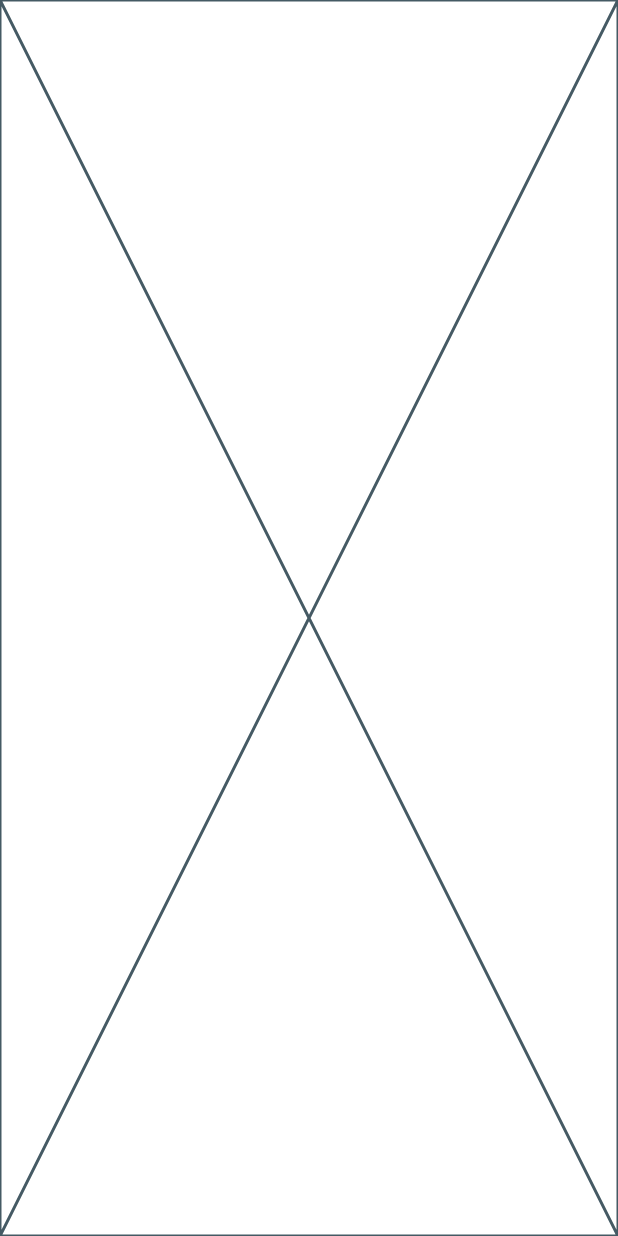
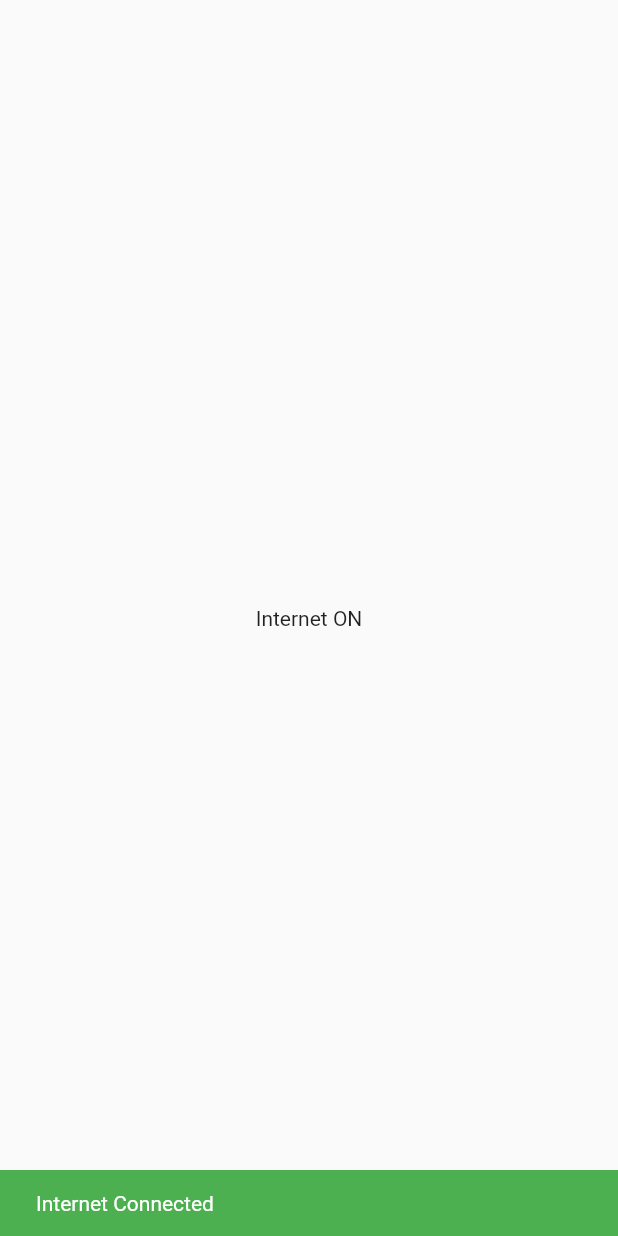
Before and after one commit to sumit1202/bloc_ex, a Flutter app: the first screen one second after launch, on a phone screen of 412 x 824 dp. Run offline on Flutter 3.47's test engine with Material 2 defaults, Android fonts, the light colour scheme and no system bars; our stand-ins replace connectivity, flutter_bloc.

Commit message:
first commit

```diff
--- a/lib/home_screen.dart
+++ b/lib/home_screen.dart
@@ -1,10 +1,60 @@
+import 'package:bloc_ex/internet_bloc/internet_bloc.dart';
+import 'package:bloc_ex/internet_bloc/internet_state.dart';
 import 'package:flutter/material.dart';
+import 'package:flutter_bloc/flutter_bloc.dart';
 
 class HomeScreen extends StatelessWidget {
   const HomeScreen({super.key});
 
   @override
   Widget build(BuildContext context) {
-    return const Placeholder();
+    return Scaffold(
+      body: Center(
+        child: BlocConsumer<InternetBloc, InternetState>(
+          listener: (context, state) {
+            if (state is InternetOffState) {
+              ScaffoldMessenger.of(context).showSnackBar(const SnackBar(
+                content: Text('Internet Disconnected'),
+                backgroundColor: Colors.red,
+              ));
+            } else if (state is InternetOnState) {
+              ScaffoldMessenger.of(context).showSnackBar(const SnackBar(
+                content: Text('Internet Connected'),
+                backgroundColor: Colors.green,
+              ));
+            }
+          },
+          builder: (context, state) {
+            if (state is InternetOffState) {
+              return const Text("Internet OFF");
+            } else if (state is InternetOnState) {
+              return const Text("Internet ON");
+            } else {
+              return const Text("Loading...");
+            }
+          },
+        ),
+
+        // child: BlocBuilder<InternetBloc, InternetState>(
+        //   builder: (context, state) {
+        //     if (state is InternetOffState) {
+        //       return const Text("Internet OFF");
+        //     } else if (state is InternetOnState) {
+        //       return const Text("Internet ON");
+        //     } else {
+        //       return const Text("Loading...");
+        //     }
+        //   },
+        // ),
+      ),
+    );
   }
 }
+
+
+//use BlocConsumer to take advantage of both BlocListener and BlocBuilder
+
+//use BlocListener when page ui need not to be redrawn/rebuild : runs in background :
+// : show snackbar, use navigator...
+
+//use BlocBuilder when page ui need to be redrawn/rebuild
--- /dev/null
+++ b/lib/internet_bloc/internet_bloc.dart
@@ -0,0 +1,33 @@
+import 'dart:async';
+
+import 'package:bloc_ex/internet_bloc/internet_event.dart';
+import 'package:bloc_ex/internet_bloc/internet_state.dart';
+import 'package:connectivity/connectivity.dart';
+import 'package:flutter_bloc/flutter_bloc.dart';
+
+class InternetBloc extends Bloc<InternetEvent, InternetState> {
+  final Connectivity _connectivity = Connectivity();
+  late final StreamSubscription? _connectivitySubscription;
+
+  InternetBloc() : super(InternetInitialState()) {
+    on<InternetOffEvent>((event, emit) => emit(InternetOffState()));
+
+    on<InternetOnEvent>((event, emit) => emit(InternetOnState()));
+
+    _connectivitySubscription =
+        _connectivity.onConnectivityChanged.listen((result) {
+      if (result == ConnectivityResult.mobile ||
+          result == ConnectivityResult.wifi) {
+        add(InternetOnEvent());
+      } else {
+        add(InternetOffEvent());
+      }
+    });
+  }
+
+  @override
+  Future<void> close() {
+    _connectivitySubscription?.cancel();
+    return super.close();
+  }
+}
--- /dev/null
+++ b/lib/internet_bloc/internet_event.dart
@@ -0,0 +1,5 @@
+abstract class InternetEvent {}
+
+class InternetOffEvent extends InternetEvent {}
+
+class InternetOnEvent extends InternetEvent {}
--- /dev/null
+++ b/lib/internet_bloc/internet_state.dart
@@ -0,0 +1,7 @@
+abstract class InternetState {}
+
+class InternetInitialState extends InternetState {}
+
+class InternetOffState extends InternetState {}
+
+class InternetOnState extends InternetState {}
--- a/lib/main.dart
+++ b/lib/main.dart
@@ -1,5 +1,7 @@
 import 'package:bloc_ex/home_screen.dart';
+import 'package:bloc_ex/internet_bloc/internet_bloc.dart';
 import 'package:flutter/material.dart';
+import 'package:flutter_bloc/flutter_bloc.dart';
 
 void main() {
   WidgetsFlutterBinding.ensureInitialized;
@@ -11,9 +13,12 @@ class MyApp extends StatelessWidget {
 
   @override
   Widget build(BuildContext context) {
-    return const MaterialApp(
-      debugShowCheckedModeBanner: false,
-      home: HomeScreen(),
+    return BlocProvider(
+      create: (context) => InternetBloc(),
+      child: const MaterialApp(
+        debugShowCheckedModeBanner: false,
+        home: HomeScreen(),
+      ),
     );
   }
 }
--- a/pubspec.yaml
+++ b/pubspec.yaml
@@ -35,6 +35,8 @@ dependencies:
   # The following adds the Cupertino Icons font to your application.
   # Use with the CupertinoIcons class for iOS style icons.
   cupertino_icons: ^1.0.2
+  flutter_bloc: ^8.1.3
+  connectivity: ^3.0.6
 
 dev_dependencies:
   flutter_test:
```
Also changed, not shown: pubspec.lock, 11 other files.
